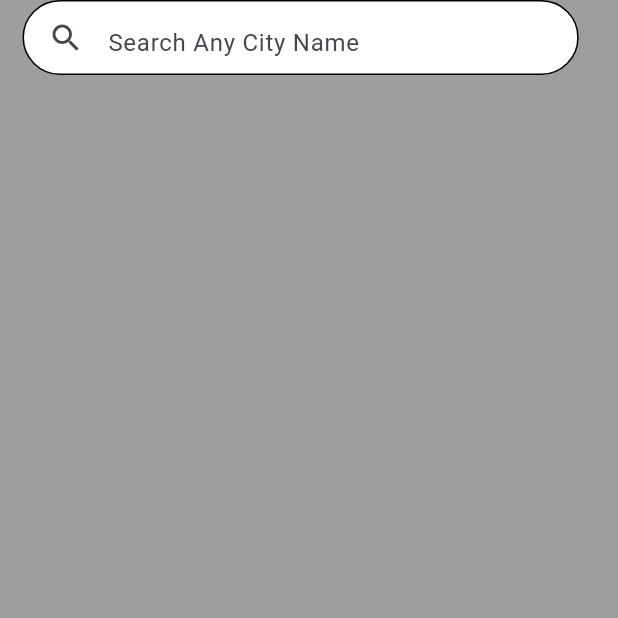
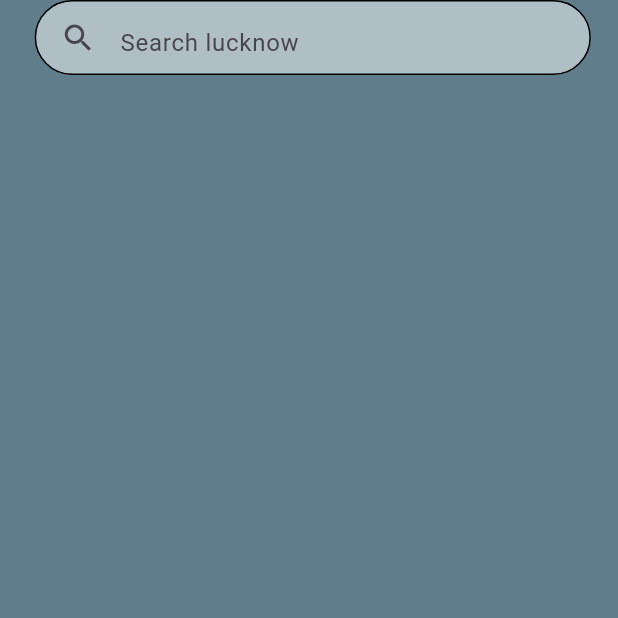
Before and after one commit to Vikrant-Singh-Chauhan/Weather_app, a Flutter app: the screen it shows after launch, on a phone screen of 412 x 824 dp, the top half of it. Run offline on Flutter 3.47's test engine with Material 3 defaults, Android fonts, the phone set to English and light mode, and no system bars; our stand-ins replace lottie; network calls fail.

Commit message:
search box complete

```diff
--- a/lib/pages/home.dart
+++ b/lib/pages/home.dart
@@ -1,3 +1,5 @@
+import 'dart:math';
+
 import 'package:flutter/material.dart';
 import '../worker/worker.dart';
 
@@ -39,10 +41,14 @@ class _HomeState extends State<Home> {
 
   @override
   Widget build(BuildContext context) {
+    var City_Name = ["delhi","mumbai","kanpur","agra","lucknow","london"];
+    final _random = new Random();
+    var city = City_Name[_random.nextInt(City_Name.length)];
     return Scaffold(
-      backgroundColor: Colors.grey,
+      backgroundColor: Colors.blueGrey,
       body: SafeArea(
         child: Container(
+          width: MediaQuery.of(context).size.width * 1,
           padding: EdgeInsets.only(left: 15,right: 10),
           child: Column(
             // mainAxisAlignment: MainAxisAlignment.center,
@@ -55,16 +61,17 @@ class _HomeState extends State<Home> {
                 height: 50,
                 decoration: BoxDecoration(
                     borderRadius: BorderRadius.circular(40),
-                    color: Colors.white,
-                    border: Border.all()),
+                  color: Colors.white.withOpacity(0.5),
+                    border: Border.all(),
+                ),
                 child: TextField(
                   decoration: InputDecoration(
                     prefixIcon: GestureDetector(
                       onTap: (){},
                         child: Icon(Icons.search)
                     ),
-                    hintText: "Search Any City Name",
-                    border: InputBorder.none
+                    hintText: "Search $city",
+                    border: InputBorder.none,
                   ),
                 ),
               )
```
